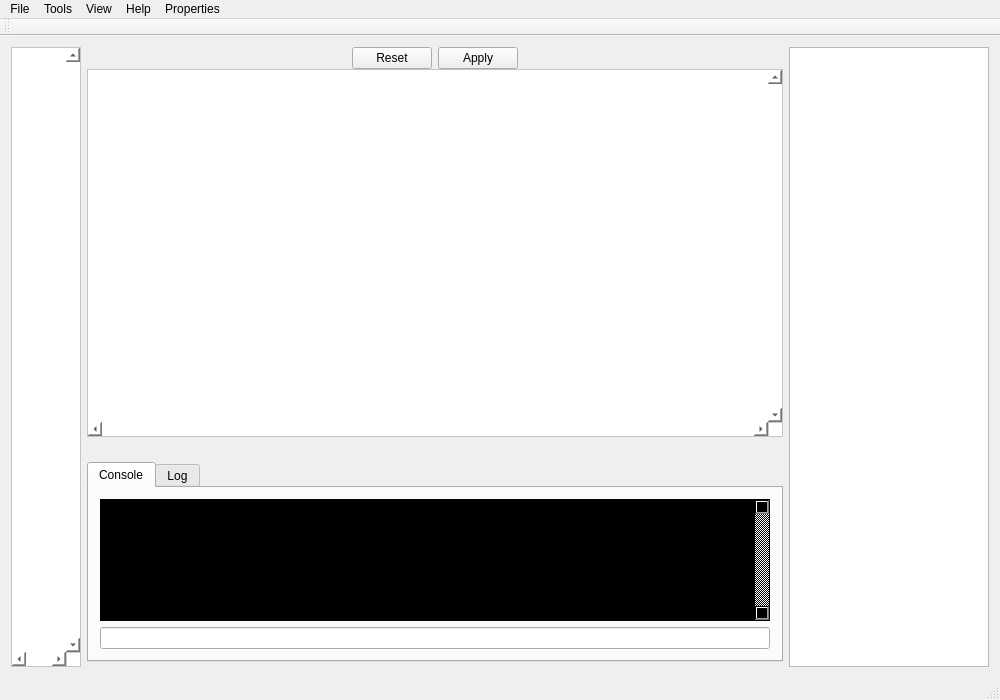
The window that src_gui/mainwindow.ui (tadasamantri/anise_gui) describes before a commit, drawn with Qt 5.
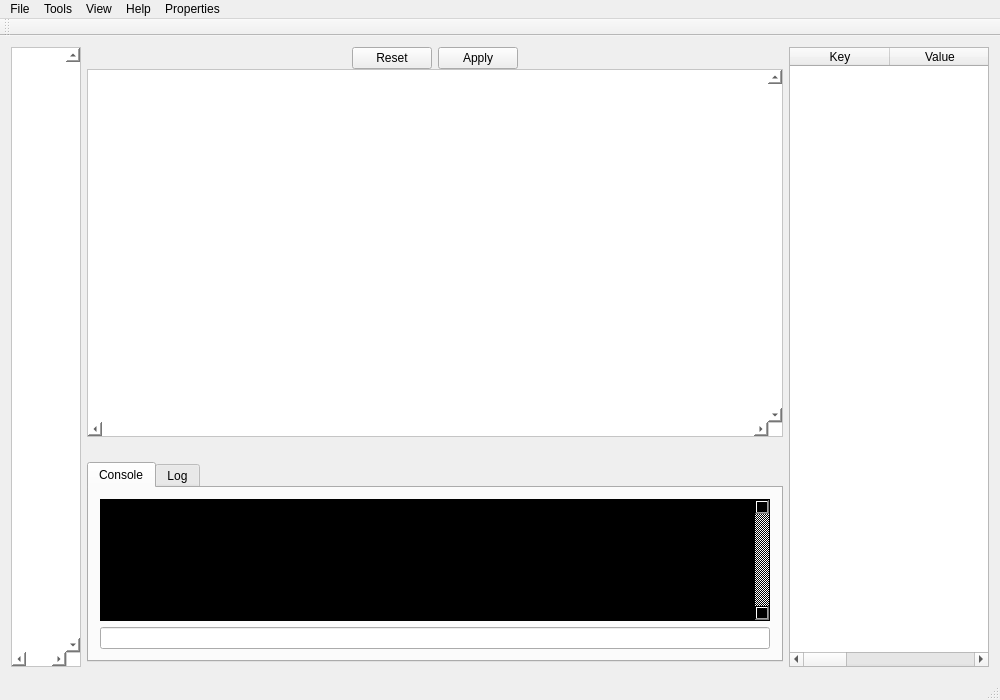
The same window after the commit. Custom widgets are drawn as their Qt base class.

Commit message: added ui to data, prepared propertytable

Diff of the .ui file:
```diff
--- a/src_gui/mainwindow.ui
+++ b/src_gui/mainwindow.ui
@@ -239,6 +239,9 @@
     </item>
     <item>
      <widget class="QTableWidget" name="tableWidget">
+      <property name="enabled">
+       <bool>true</bool>
+      </property>
       <property name="sizePolicy">
        <sizepolicy hsizetype="Fixed" vsizetype="Expanding">
         <horstretch>0</horstretch>
@@ -257,6 +260,24 @@
         <height>16777215</height>
        </size>
       </property>
+      <property name="columnCount">
+       <number>4</number>
+      </property>
+      <attribute name="verticalHeaderVisible">
+       <bool>false</bool>
+      </attribute>
+      <column>
+       <property name="text">
+        <string>Key</string>
+       </property>
+      </column>
+      <column>
+       <property name="text">
+        <string>Value</string>
+       </property>
+      </column>
+      <column/>
+      <column/>
      </widget>
     </item>
    </layout>
```
Left out of the diff: 1 changed line with no effect on the pictures. The commit also changes 4 other files.
